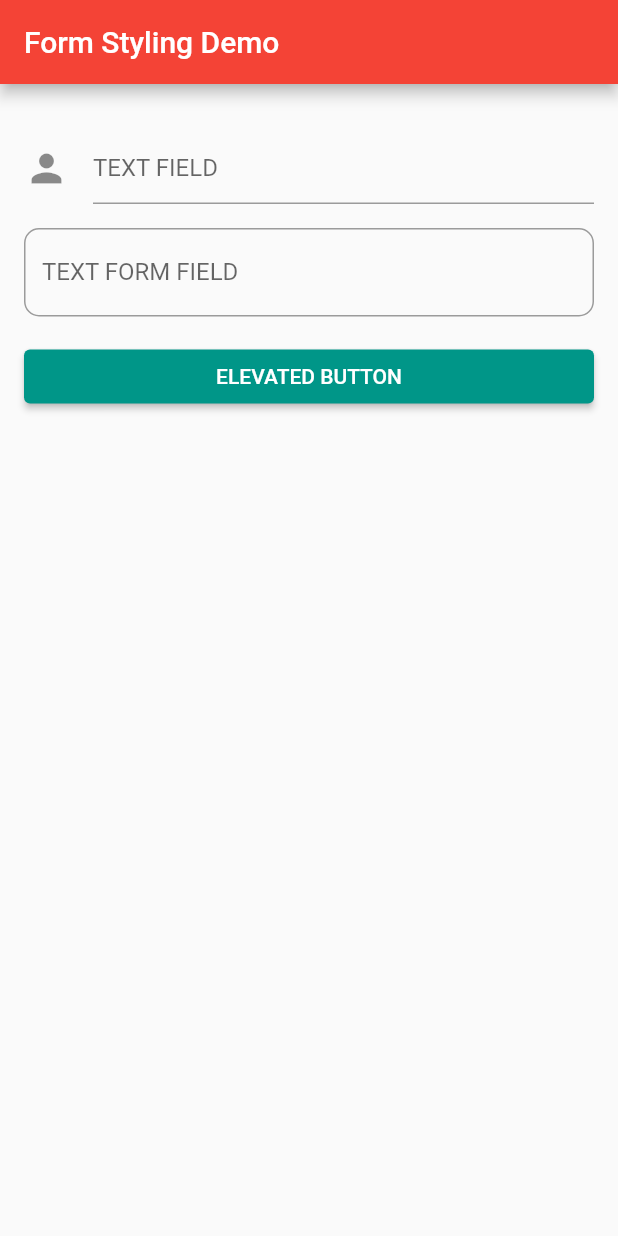
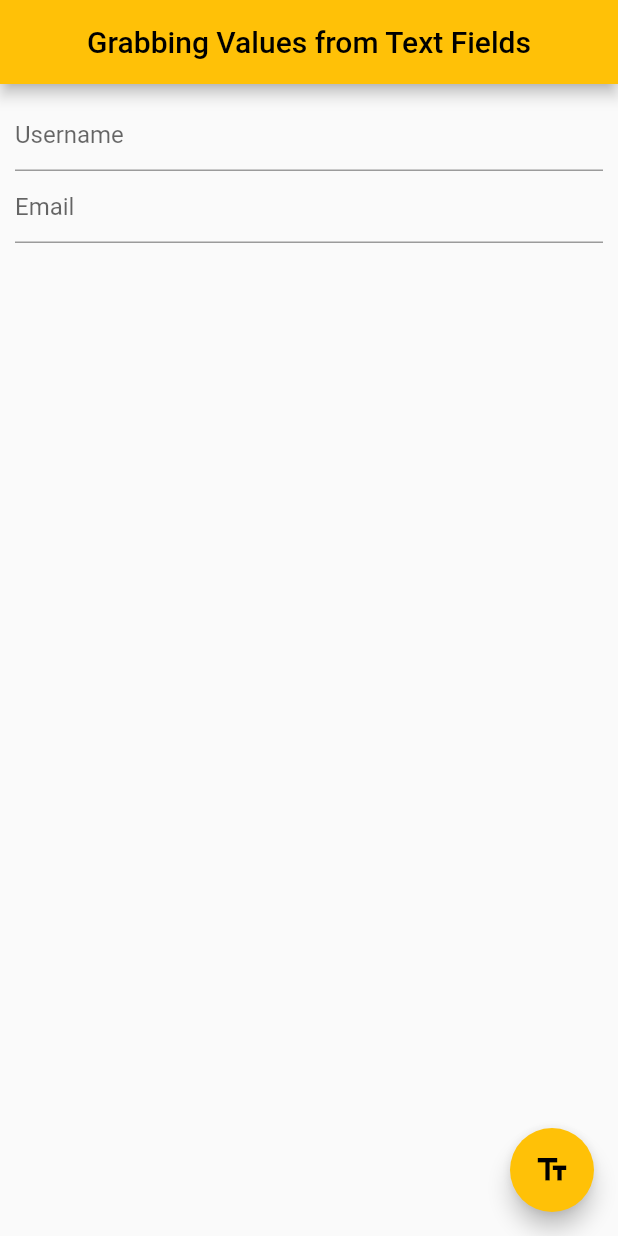
Before and after one commit to BeckiA/Mastering-Dart-and-Flutter-3, a Flutter app: the screen it shows after launch, on a phone screen of 412 x 824 dp. Run offline on Flutter 3.47's test engine with Material 2 defaults, Android fonts, the phone set to English and light mode, and no system bars.

Commit message:
Day-12 Working on Grabbing Values from TextFields Using Controllers

```diff
--- a/my_app/lib/main.dart
+++ b/my_app/lib/main.dart
@@ -3,66 +3,74 @@ import 'package:flutter/material.dart';
 void main() => runApp(MyApp());
 
 class MyApp extends StatelessWidget {
-  MyApp({super.key});
-
-  String appTItle = 'Form Styling Demo';
+  const MyApp({super.key});
 
   @override
   Widget build(BuildContext context) {
     return MaterialApp(
-        title: appTItle,
-        theme: ThemeData(primarySwatch: Colors.red),
-        home: Scaffold(
-          appBar: AppBar(
-            title: Text(appTItle),
-          ),
-          body: HomeScreen(),
-        ));
+      title: 'Form Styling Demo',
+      theme: ThemeData(primarySwatch: Colors.amber),
+      home: const CustomForm(),
+    );
   }
 }
 
-class HomeScreen extends StatelessWidget {
+class CustomForm extends StatefulWidget {
+  const CustomForm({super.key});
+  @override
+  _CustomFormState createState() => _CustomFormState();
+}
+
+class _CustomFormState extends State<CustomForm> {
+  final userNameController = TextEditingController();
+  final passwordController = TextEditingController();
+
+  @override
+  void dispose() {
+    userNameController.dispose();
+    passwordController.dispose();
+    super.dispose();
+  }
+
   @override
   Widget build(BuildContext context) {
-    return SingleChildScrollView(
-      child: Padding(
-        padding: const EdgeInsets.all(16.0),
-        child: Column(
-          crossAxisAlignment: CrossAxisAlignment.stretch,
-          children: [
-            const SizedBox(
-              height: 16,
-            ),
-            const TextField(
-              decoration: InputDecoration(
-                  hintText: 'TEXT FIELD',
-                  icon: Icon(
-                    Icons.person,
-                    size: 30,
-                  )),
-            ),
-            const SizedBox(
-              height: 16,
-            ),
-            TextFormField(
-              decoration: InputDecoration(
-                labelText: 'TEXT FORM FIELD',
-                border:
-                    OutlineInputBorder(borderRadius: BorderRadius.circular(10)),
-              ),
-            ),
-            const SizedBox(
-              height: 16,
-            ),
-            ElevatedButton(
-              onPressed: () {},
-              style: ElevatedButton.styleFrom(
-                  backgroundColor: Colors.teal,
-                  padding: const EdgeInsets.all(8)),
-              child: const Text('ELEVATED BUTTON'),
-            )
-          ],
-        ),
+    return Scaffold(
+      appBar: AppBar(
+        title: const Text('Grabbing Values from Text Fields'),
+        centerTitle: true,
+      ),
+      body: Padding(
+        padding: const EdgeInsets.all(10),
+        child: Column(children: [
+          TextField(
+            controller: userNameController,
+            decoration: const InputDecoration(hintText: 'Username'),
+          ),
+          TextField(
+            controller: passwordController,
+            decoration: const InputDecoration(hintText: 'Email'),
+          )
+        ]),
+      ),
+      floatingActionButton: FloatingActionButton(
+        onPressed: () {
+          showDialog(
+            context: context,
+            builder: (context) {
+              return AlertDialog(
+                title: const Text('Displaying the Values'),
+                content: Column(
+                  children: [
+                    Text("Username: ${userNameController.text}"),
+                    Text("Password: ${passwordController.text}"),
+                  ],
+                ),
+              );
+            },
+          );
+        },
+        tooltip: "Get Your Inputs",
+        child: const Icon(Icons.text_fields),
       ),
     );
   }
```
